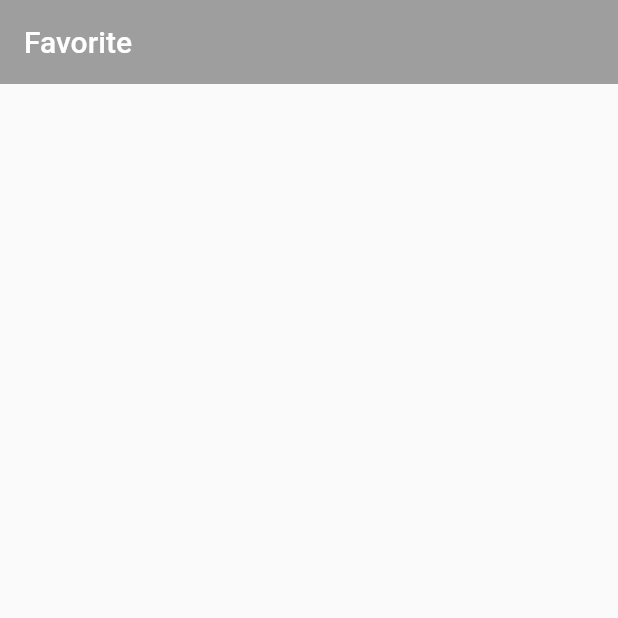
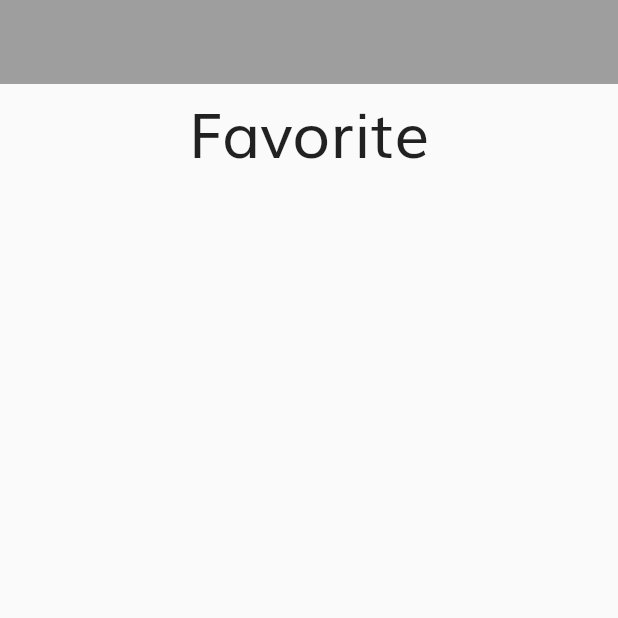
Before and after one commit to MahmoudMushtaha98/E-commerce, a Flutter app: the FavoriteScreen screen opened directly, on a phone screen of 412 x 824 dp, the top half of it. Run offline on Flutter 3.47's test engine with Material 2 defaults, Android fonts, the phone set to English and light mode, and no system bars; our stand-ins replace flutter_svg.

Commit message:
E-commerce App

```diff
--- a/lib/screen/home/favorite_screen.dart
+++ b/lib/screen/home/favorite_screen.dart
@@ -3,45 +3,71 @@ import 'package:flutter/material.dart';
 
 import '../../widget/popular_widget.dart';
 
-class FavoriteScreen extends StatelessWidget {
+class FavoriteScreen extends StatefulWidget {
   const FavoriteScreen({Key? key}) : super(key: key);
+
+  @override
+  State<FavoriteScreen> createState() => _FavoriteScreenState();
+}
+
+class _FavoriteScreenState extends State<FavoriteScreen> {
+
+
+
+  @override
+  void initState() {
+    for (var element in fav) {
+      iconsBut.add(true);
+    }super.initState();
+  }
+
+  List<bool> iconsBut = [];
 
   @override
   Widget build(BuildContext context) {
     return Scaffold(
       appBar: AppBar(
-        title: const Text('Favorite'),
         backgroundColor: Colors.grey,
         automaticallyImplyLeading: false,
         elevation: 0,
       ),
-      body: GridView.builder(
-        itemCount: fav.length,
-        gridDelegate: const SliverGridDelegateWithFixedCrossAxisCount(
-          crossAxisCount: 2,
-          crossAxisSpacing: 4,
-          mainAxisSpacing: 4
-        ),
-        itemBuilder: (context, index) {
-          return Stack(
-            children: [
-              Positioned(
-                right: widthOrHeight(context, choice: 1)*0.04,
-                  bottom: widthOrHeight(context, choice: 0)*0.02,
-                  child: const Icon(Icons.favorite,color: Colors.red,)),
-              Container(
-                margin: EdgeInsets.all(widthOrHeight(context, choice: 1)*0.02),
-                height: widthOrHeight(context, choice: 0)*3,
-                width: widthOrHeight(context, choice: 1)*0.5,
-                decoration: BoxDecoration(
-                  color: Colors.grey.withOpacity(0.1),
-                  borderRadius: BorderRadius.circular(20),
-                ),
-                child: Image.asset(fav[index].path),
-              ),
-            ],
-          );
-        },
+      body: Column(
+        children: [
+          const SizedBox(width: double.infinity,),
+          Text('Favorite',style: TextStyle(fontFamily: 'MyFont',fontSize: widthOrHeight(context, choice: 1)*0.1),),
+          SizedBox(height: widthOrHeight(context, choice: 0)*0.05,),
+          SingleChildScrollView(
+            child: Column(
+              children: List.generate(fav.length, (index) {
+                return Column(
+                  children: [
+                    ListTile(
+                      title: SizedBox(
+                        width: widthOrHeight(context, choice: 1)*0.4,
+                          child: Text(fav[index].title,style: const TextStyle(fontWeight: FontWeight.bold,fontFamily: 'MyFont'),)
+                      ),
+                      leading: SizedBox(
+                        width: widthOrHeight(context, choice: 1)*0.2,
+                          child: Image.asset(fav[index].path)),
+                      trailing:  IconButton(
+                        onPressed: () {
+                          setState(() {
+                            iconsBut[index]=!iconsBut[index];
+                            if(!iconsBut[index]){
+                              fav.remove(fav[index]);
+                            }
+                          });
+                        },icon: Icon(Icons.favorite,color:(iconsBut[index])? Colors.red:Colors.grey,),
+                      ),
+                      subtitle: Text(fav[index].price),
+                    ),
+                    const Divider()
+                  ],
+                );
+              }),
+            ),
+          )
+        ],
       ),
     );
   }
--- a/lib/screen/home/home_screen.dart
+++ b/lib/screen/home/home_screen.dart
@@ -26,6 +26,7 @@ class _HomeScreenState extends State<HomeScreen> {
   Widget build(BuildContext context) {
     return Scaffold(
       bottomNavigationBar: NavigationBar(
+
         onDestinationSelected: (int index) {
           setState(() {
             currentPageIndex = index;
--- a/lib/widget/popular_widget.dart
+++ b/lib/widget/popular_widget.dart
@@ -75,7 +75,7 @@ class _PopularProductState extends State<PopularProduct> {
                     color: Colors.pink[50],
                     shape: BoxShape.circle
                 ),
-                child: Icon(size: widget.width*0.045,Icons.favorite,color: iconColor?Colors.redAccent:Colors.grey,)
+                child: Icon(size: widget.width*0.045,Icons.favorite,color: (iconColor)?Colors.red:Colors.grey,)
               ),
             )
           ],
@@ -86,4 +86,5 @@ class _PopularProductState extends State<PopularProduct> {
 }
 
 
+
 List<PopularModel> fav = [];
--- a/pubspec.yaml
+++ b/pubspec.yaml
@@ -36,6 +36,7 @@ dependencies:
   # Use with the CupertinoIcons class for iOS style icons.
   cupertino_icons: ^1.0.2
   flutter_svg: ^2.0.9
+  dio: ^5.3.3
 
 dev_dependencies:
   flutter_test:
```
Also changed, not shown: pubspec.lock.
